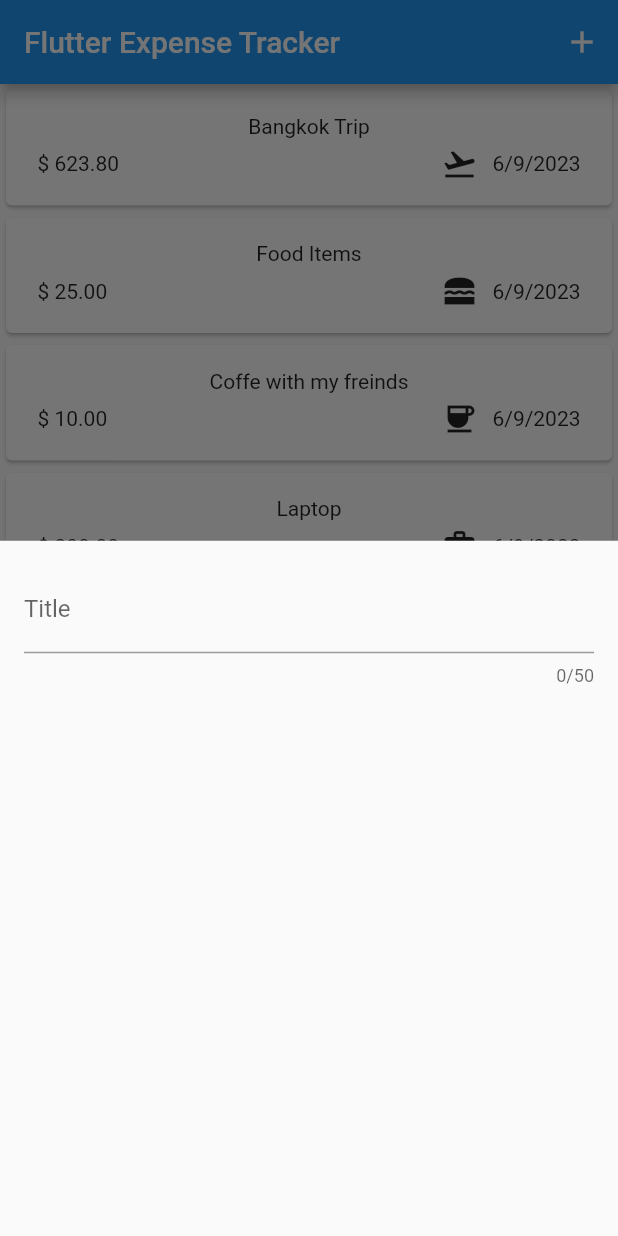
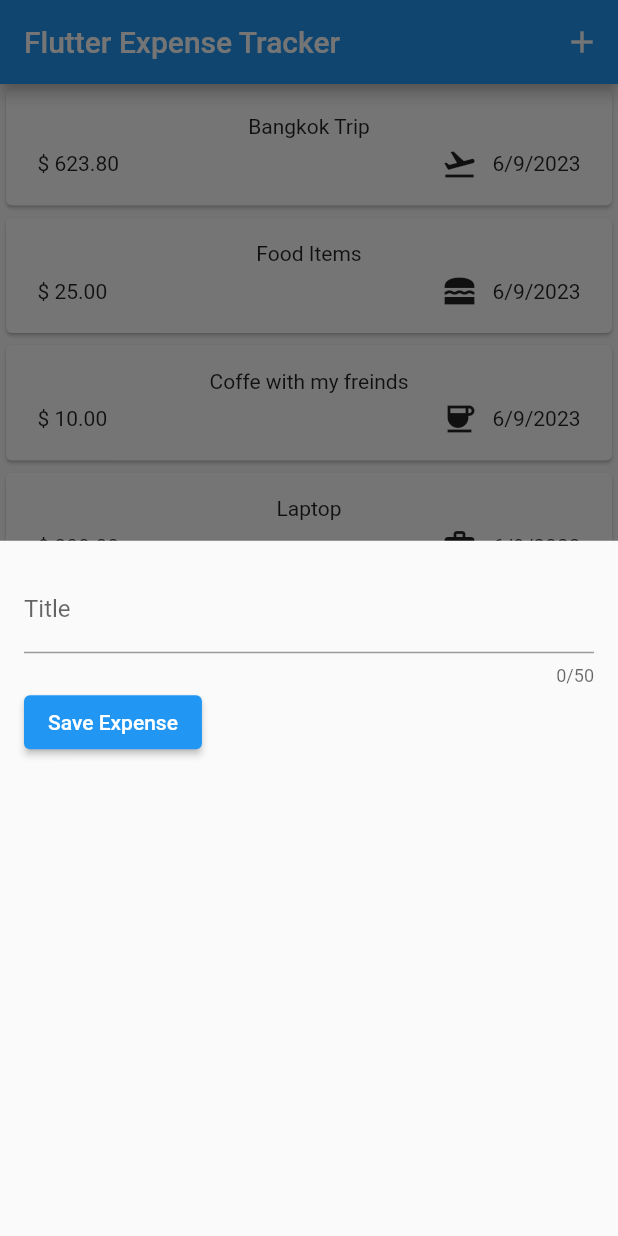
Before and after one commit to omarzouaoui1/Expense-Tracker-App, a Flutter app: the screen it shows after launch, after a tap on the "add" icon, on a phone screen of 412 x 824 dp. Run offline on Flutter 3.47's test engine with Material 2 defaults, Android fonts, the phone set to English and light mode, and no system bars.

Commit message:
getting user input

```diff
--- a/expense_tracker_app/lib/widgets/new_expense.dart
+++ b/expense_tracker_app/lib/widgets/new_expense.dart
@@ -8,17 +8,34 @@ class NewExpense extends StatefulWidget {
 }
 
 class _NewExpenseState extends State<NewExpense> {
+  var _entredTitle = '';
+
+  void _saveTitleInput(String inputValue) {
+    _entredTitle = inputValue;
+  }
+
   @override
   Widget build(BuildContext context) {
-    return const Padding(
-      padding: EdgeInsets.all(16),
+    return Padding(
+      padding: const EdgeInsets.all(16),
       child: Column(
         children: [
           TextField(
+            onChanged: _saveTitleInput,
             maxLength: 50,
-            decoration: InputDecoration(
+            decoration: const InputDecoration(
               label: Text('Title'),
             ),
+          ),
+          Row(
+            children: [
+              ElevatedButton(
+                onPressed: () {
+                  print(_entredTitle);
+                },
+                child: const Text('Save Expense'),
+              ),
+            ],
           )
         ],
       ),
```
